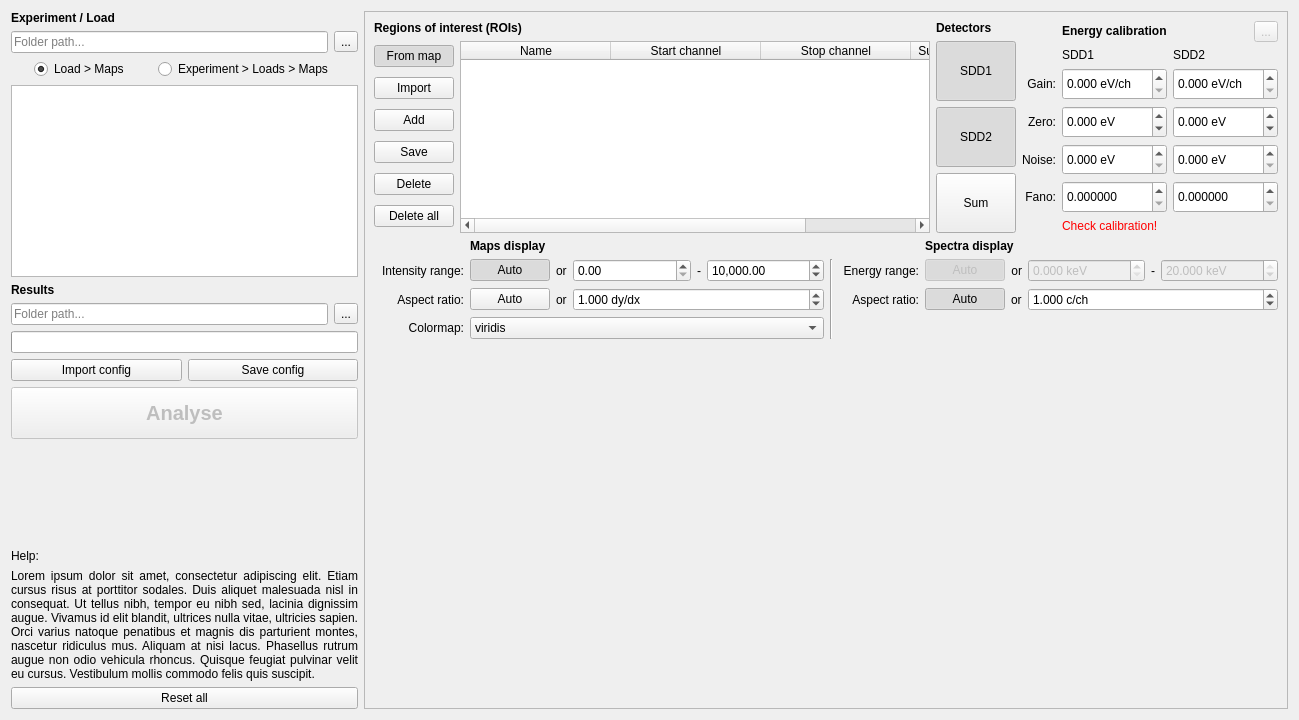
This is batch.ui in pfilipl/PolyX-XRF-Data-Analyser as Qt 5 draws it before an edit. The edited form follows.
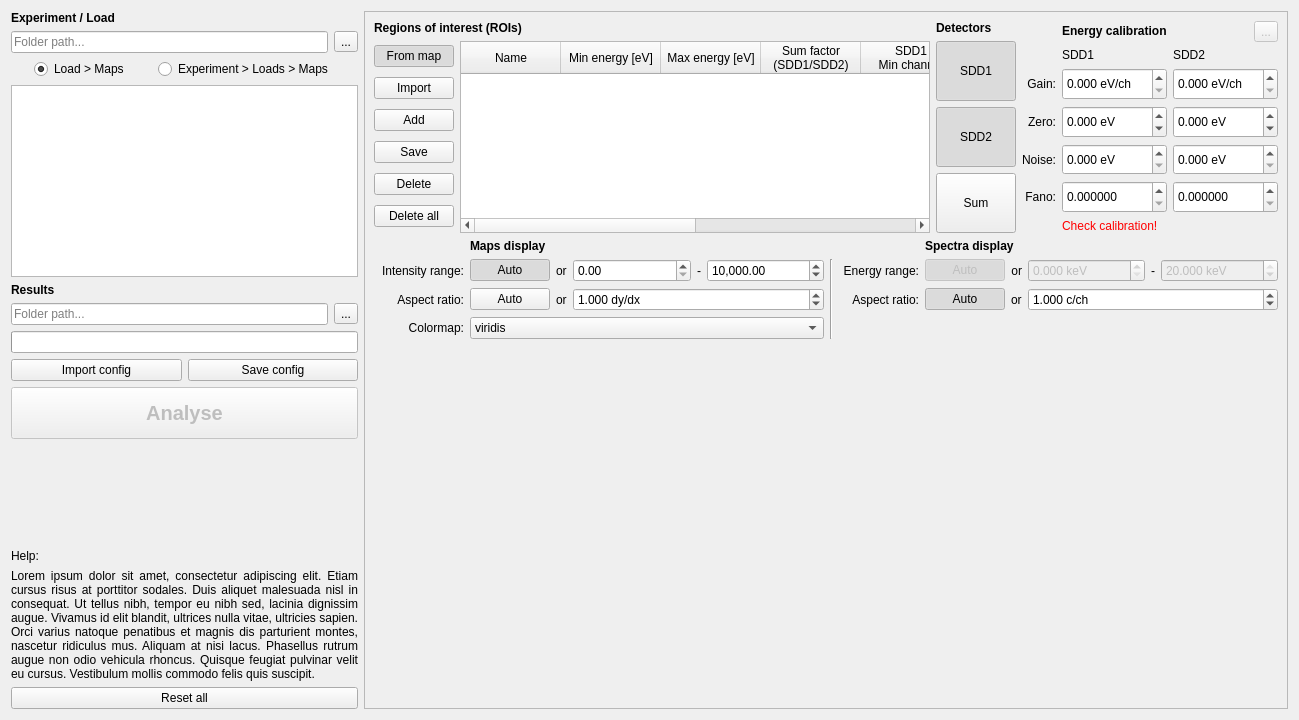
This is the edited form.

Patch:
```diff
--- a/batch.ui
+++ b/batch.ui
@@ -551,7 +551,7 @@
                <bool>true</bool>
               </property>
               <attribute name="horizontalHeaderDefaultSectionSize">
-               <number>150</number>
+               <number>100</number>
               </attribute>
               <attribute name="horizontalHeaderStretchLastSection">
                <bool>true</bool>
@@ -563,17 +563,42 @@
               </column>
               <column>
                <property name="text">
-                <string>Start channel</string>
+                <string>Min energy [eV]</string>
                </property>
               </column>
               <column>
                <property name="text">
-                <string>Stop channel</string>
+                <string>Max energy [eV]</string>
                </property>
               </column>
               <column>
                <property name="text">
-                <string>Sum factor [SDD1/SDD2]</string>
+                <string>Sum factor
+(SDD1/SDD2)</string>
+               </property>
+              </column>
+              <column>
+               <property name="text">
+                <string>SDD1
+Min channel</string>
+               </property>
+              </column>
+              <column>
+               <property name="text">
+                <string>SDD1
+Max channel</string>
+               </property>
+              </column>
+              <column>
+               <property name="text">
+                <string>SDD2
+Min channel</string>
+               </property>
+              </column>
+              <column>
+               <property name="text">
+                <string>SDD2
+Max channel</string>
                </property>
               </column>
              </widget>
```
